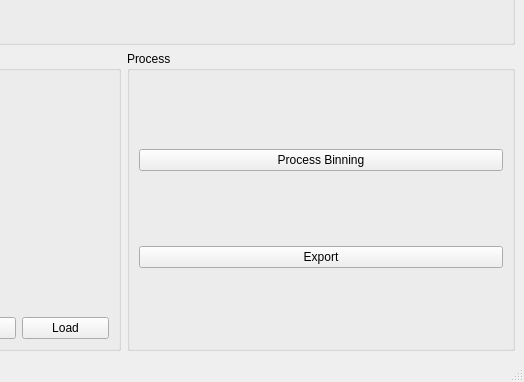
Above: src/rixsviewer/rixsviewer.ui from AdvancedPhotonSource/rixsviewer before the change; both pictures show x 603 to 1127 and y 473 to 855 of the 1127 by 855 pixel window. Below: the same form after it.
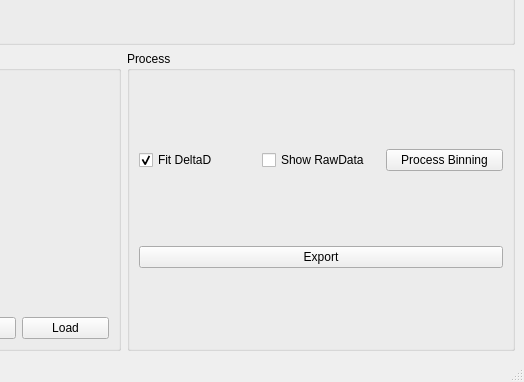
That is the form after the change. Custom widgets are drawn as their Qt base class.

Patch:
```diff
--- a/src/rixsviewer/rixsviewer.ui
+++ b/src/rixsviewer/rixsviewer.ui
@@ -349,20 +349,37 @@
          <string>Process</string>
         </property>
         <layout class="QGridLayout" name="gridLayout_7">
-         <item row="0" column="0">
+         <item row="0" column="2">
           <widget class="QPushButton" name="pushButton_process">
            <property name="text">
             <string>Process Binning</string>
            </property>
           </widget>
          </item>
-         <item row="1" column="0">
+         <item row="0" column="0">
+          <widget class="QCheckBox" name="checkBox_fit_pixel_size">
+           <property name="text">
+            <string>Fit DeltaD</string>
+           </property>
+           <property name="checked">
+            <bool>true</bool>
+           </property>
+          </widget>
+         </item>
+         <item row="2" column="0" colspan="3">
           <widget class="QPushButton" name="pushButton">
            <property name="text">
             <string>Export</string>
            </property>
           </widget>
          </item>
+         <item row="0" column="1">
+          <widget class="QCheckBox" name="checkBox_show_rawdata">
+           <property name="text">
+            <string>Show RawData</string>
+           </property>
+          </widget>
+         </item>
         </layout>
        </widget>
       </item>
```
